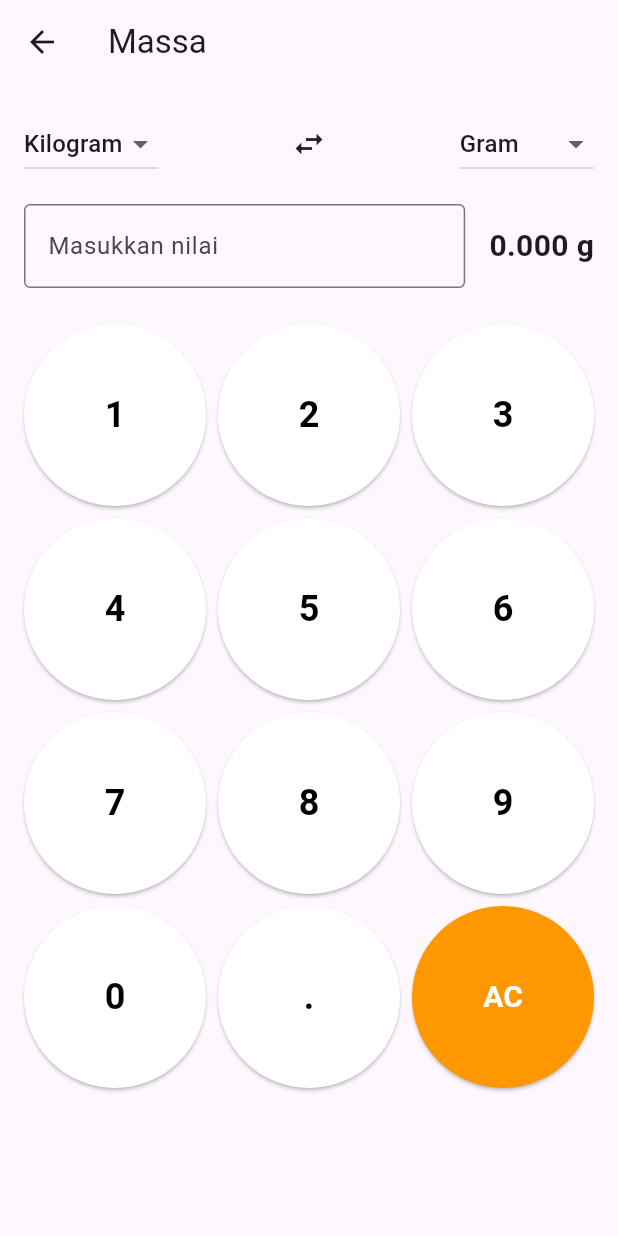
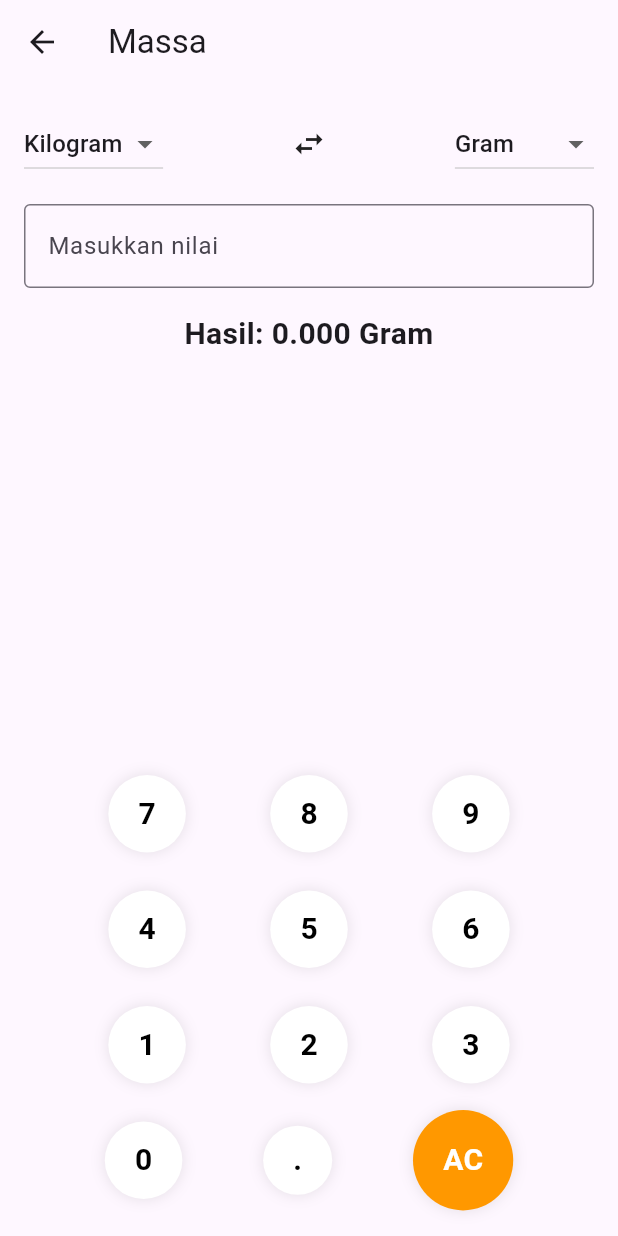
Before and after one commit to y4nayana/BalearnPro, a Flutter app: the MassConversionScreen screen opened directly, on a phone screen of 412 x 824 dp. Run offline on Flutter 3.47's test engine with Material 3 defaults, Android fonts, the phone set to English and light mode, and no system bars; our stand-ins replace cloud_firestore, firebase_auth, firebase_core, math_expressions; accounts and stored records are empty.

Commit message:
kalkulator update

```diff
--- a/lib/screens/Kalkulator/mass_conversion_screen.dart
+++ b/lib/screens/Kalkulator/mass_conversion_screen.dart
@@ -8,20 +8,42 @@ class MassConversionScreen extends StatefulWidget {
 }
 
 class _MassConversionScreenState extends State<MassConversionScreen> {
-  final TextEditingController _inputController = TextEditingController();
+  String _inputValue = ""; // Untuk menyimpan nilai input dari keyboard khusus
   double _convertedValue = 0.0;
-  String _selectedUnitFrom = "kg";
-  String _selectedUnitTo = "g";
+  String _selectedUnitFrom = "Kilogram";
+  String _selectedUnitTo = "Gram";
 
   final Map<String, double> _conversionRates = {
-    "kg to g": 1000,
-    "g to kg": 0.001,
-    // Tambahkan konversi lainnya jika diperlukan
+    "Kilogram to Gram": 1000,
+    "Kilogram to Ton": 0.001,
+    "Kilogram to Milligram": 1000000,
+    "Kilogram to Pound": 2.20462,
+    "Gram to Kilogram": 0.001,
+    "Gram to Ton": 0.000001,
+    "Gram to Milligram": 1000,
+    "Gram to Pound": 0.00220462,
+    "Ton to Kilogram": 1000,
+    "Ton to Gram": 1000000,
+    "Ton to Milligram": 1000000000,
+    "Ton to Pound": 2204.62,
+    "Milligram to Kilogram": 0.000001,
+    "Milligram to Gram": 0.001,
+    "Milligram to Ton": 0.000000001,
+    "Milligram to Pound": 0.00000220462,
+    "Pound to Kilogram": 0.453592,
+    "Pound to Gram": 453.592,
+    "Pound to Ton": 0.000453592,
+    "Pound to Milligram": 453592,
+    "Kilogram to Kilogram": 1,
+    "Gram to Gram": 1,
+    "Ton to Ton": 1,
+    "Milligram to Milligram": 1,
+    "Pound to Pound": 1,
   };
 
   void _convert() {
     setState(() {
-      double input = double.tryParse(_inputController.text) ?? 0.0;
+      double input = double.tryParse(_inputValue) ?? 0.0;
       String conversionKey = "$_selectedUnitFrom to $_selectedUnitTo";
       _convertedValue = input * (_conversionRates[conversionKey] ?? 1.0);
     });
@@ -29,9 +51,17 @@ class _MassConversionScreenState extends State<MassConversionScreen> {
 
   void _clearInput() {
     setState(() {
-      _inputController.clear();
+      _inputValue = "";
       _convertedValue = 0.0;
     });
+  }
+
+  void _updateInput(String value) {
+    setState(() {
+      if (value == "." && _inputValue.contains(".")) return; // Hindari koma ganda
+      _inputValue += value;
+    });
+    _convert();
   }
 
   @override
@@ -51,117 +81,111 @@ class _MassConversionScreenState extends State<MassConversionScreen> {
                 DropdownButton<String>(
                   value: _selectedUnitFrom,
                   items: const [
-                    DropdownMenuItem(value: "kg", child: Text("Kilogram")),
-                    DropdownMenuItem(value: "g", child: Text("Gram")),
-                    // Tambahkan opsi unit lainnya jika diperlukan
+                    DropdownMenuItem(value: "Kilogram", child: Text("Kilogram")),
+                    DropdownMenuItem(value: "Gram", child: Text("Gram")),
+                    DropdownMenuItem(value: "Ton", child: Text("Ton")),
+                    DropdownMenuItem(value: "Milligram", child: Text("Milligram")),
+                    DropdownMenuItem(value: "Pound", child: Text("Pound")),
                   ],
                   onChanged: (value) {
                     setState(() {
                       _selectedUnitFrom = value!;
+                    });
                     _convert();
-                    });
                   },
                 ),
                 const Icon(Icons.swap_horiz),
                 DropdownButton<String>(
                   value: _selectedUnitTo,
                   items: const [
-                    DropdownMenuItem(value: "kg", child: Text("Kilogram")),
-                    DropdownMenuItem(value: "g", child: Text("Gram")),
-                    // Tambahkan opsi unit lainnya jika diperlukan
+                    DropdownMenuItem(value: "Kilogram", child: Text("Kilogram")),
+                    DropdownMenuItem(value: "Gram", child: Text("Gram")),
+                    DropdownMenuItem(value: "Ton", child: Text("Ton")),
+                    DropdownMenuItem(value: "Milligram", child: Text("Milligram")),
+                    DropdownMenuItem(value: "Pound", child: Text("Pound")),
                   ],
                   onChanged: (value) {
                     setState(() {
                       _selectedUnitTo = value!;
+                    });
                     _convert();
-                    });
                   },
                 ),
               ],
             ),
             const SizedBox(height: 16),
-            Row(
-              mainAxisAlignment: MainAxisAlignment.spaceBetween,
-              children: [
-                Expanded(
-                  child: TextField(
-                    controller: _inputController,
-                    keyboardType: TextInputType.number,
-                    decoration: const InputDecoration(
-                      border: OutlineInputBorder(),
+            TextField(
+              readOnly: true, // Tidak dapat diketik langsung
+              controller: TextEditingController(text: _inputValue),
+              decoration: InputDecoration(
+                border: const OutlineInputBorder(),
                 hintText: "Masukkan nilai",
-                    ),
-                    onChanged: (value) {
-                      _convert();
-                    },
+                suffixText: _selectedUnitFrom, // Tambahkan unit di samping input
               ),
             ),
-                const SizedBox(width: 16),
+            const SizedBox(height: 16),
             Text(
-                  "${_convertedValue.toStringAsFixed(3)} $_selectedUnitTo",
-                  style: const TextStyle(
-                    fontSize: 20,
-                    fontWeight: FontWeight.bold,
+              "Hasil: ${_convertedValue.toStringAsFixed(3)} $_selectedUnitTo",
+              style: const TextStyle(fontSize: 20, fontWeight: FontWeight.bold),
+              textAlign: TextAlign.center,
             ),
-                ),
-              ],
-            ),
-            const SizedBox(height: 24),
-            Expanded(
-              child: GridView.count(
-                crossAxisCount: 3,
-                crossAxisSpacing: 8,
-                mainAxisSpacing: 8,
-                children: [
-                  ...List.generate(9, (index) {
-                    return _buildKeyButton((index + 1).toString());
-                  }),
-                  _buildKeyButton("0"),
-                  _buildKeyButton("."),
-                  _buildActionKey("AC", _clearInput, isAction: true),
-                ],
-              ),
-            ),
+            const Spacer(),
+            _buildKeypad(),
           ],
         ),
       ),
     );
   }
 
-  Widget _buildKeyButton(String label) {
-    return ElevatedButton(
-      onPressed: () {
-        setState(() {
-          _inputController.text += label;
-          _convert();
-        });
-      },
-      style: ElevatedButton.styleFrom(
-        backgroundColor: Colors.white,
-        foregroundColor: Colors.black,
-        shape: const CircleBorder(),
-        padding: const EdgeInsets.all(16),
-      ),
-      child: Text(
-        label,
-        style: const TextStyle(fontSize: 24, fontWeight: FontWeight.bold),
-      ),
+  Widget _buildKeypad() {
+    return Column(
+      children: [
+        _buildKeypadRow(["7", "8", "9"]),
+        const SizedBox(height: 8),
+        _buildKeypadRow(["4", "5", "6"]),
+        const SizedBox(height: 8),
+        _buildKeypadRow(["1", "2", "3"]),
+        const SizedBox(height: 8),
+        _buildKeypadRow(["0", ".", "AC"]),
+      ],
     );
   }
 
-  Widget _buildActionKey(String label, VoidCallback onPressed, {bool isAction = false}) {
-    return ElevatedButton(
-      onPressed: onPressed,
-      style: ElevatedButton.styleFrom(
-        backgroundColor: isAction ? Colors.orange : Colors.white,
-        foregroundColor: isAction ? Colors.white : Colors.black,
-        shape: const CircleBorder(),
-        padding: const EdgeInsets.all(16),
+  Widget _buildKeypadRow(List<String> buttons) {
+    return Row(
+      mainAxisAlignment: MainAxisAlignment.spaceEvenly,
+      children: buttons.map((button) {
+        return GestureDetector(
+          onTap: () {
+            if (button == "AC") {
+              _clearInput();
+            } else {
+              _updateInput(button);
+            }
+          },
+          child: Container(
+            decoration: BoxDecoration(
+              color: button == "AC" ? Colors.orange : Colors.white,
+              shape: BoxShape.circle,
+              boxShadow: [
+                BoxShadow(
+                  color: Colors.black.withOpacity(0.1),
+                  blurRadius: 8,
                 ),
+              ],
+            ),
+            padding: const EdgeInsets.all(20),
             child: Text(
-        label,
-        style: const TextStyle(fontSize: 20, fontWeight: FontWeight.bold),
+              button,
+              style: TextStyle(
+                fontSize: 20,
+                fontWeight: FontWeight.bold,
+                color: button == "AC" ? Colors.white : Colors.black,
               ),
+            ),
+          ),
+        );
+      }).toList(),
     );
   }
 }
```
Also changed, not shown: lib/screens/Kalkulator/area_conversion_screen.dart (deleted, +0 -17 lines), lib/screens/Kalkulator/conversion_screen.dart (+1 -13 lines), lib/screens/Kalkulator/currency_conversion_screen.dart (+105 -112 lines), lib/screens/Kalkulator/discount_conversion_screen.dart (deleted, +0 -17 lines), lib/screens/Kalkulator/temperature_conversion_screen.dart (+47 -30 lines), lib/screens/Kalkulator/time_conversion_screen.dart (+8 -1 lines). Lines whose indentation alone changed are shown as unchanged.
